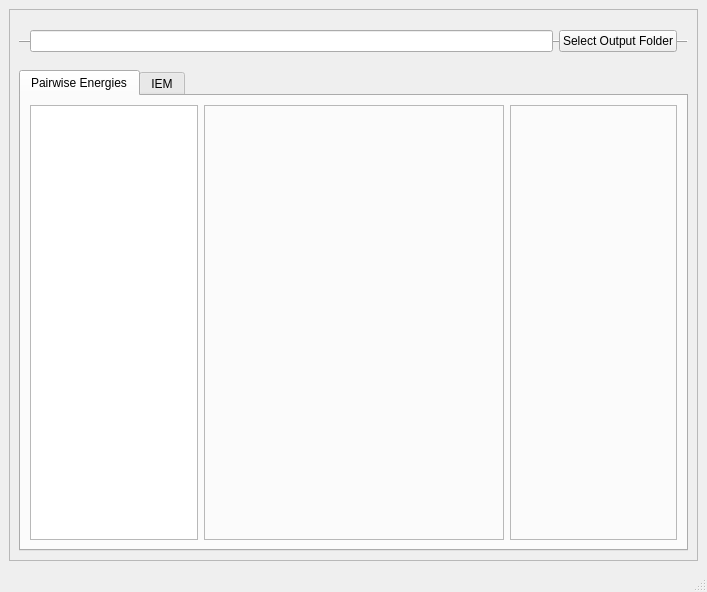
The window that getresinten/viewResultsGUI.ui (osercinoglu/grinn) describes before a commit, drawn with Qt 5.
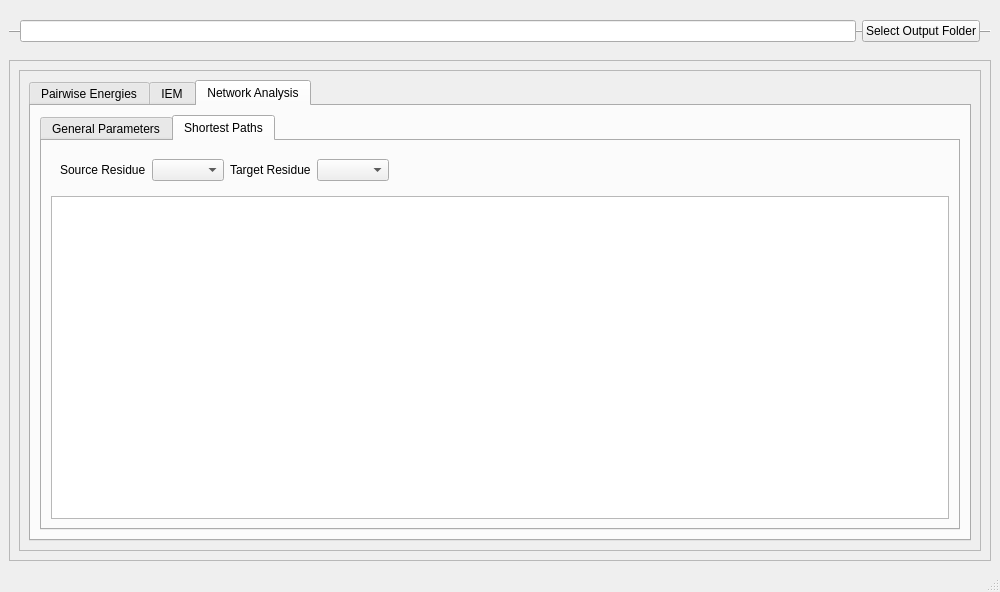
The same window after the commit. The open tabs and pages were chosen to show the change.

Commit message: Major progress with integrating PyMol to the GUI. Successfull simultaneous showing of structure along with energy interaction values. Initial steps in integrating network analysis.

The edit to the form file:
```diff
--- a/getresinten/viewResultsGUI.ui
+++ b/getresinten/viewResultsGUI.ui
@@ -6,7 +6,7 @@
    <rect>
     <x>0</x>
     <y>0</y>
-    <width>707</width>
+    <width>1000</width>
     <height>592</height>
    </rect>
   </property>
@@ -20,30 +20,9 @@
      <verstretch>0</verstretch>
     </sizepolicy>
    </property>
-   <layout class="QHBoxLayout" name="horizontalLayout">
-    <property name="sizeConstraint">
-     <enum>QLayout::SetMaximumSize</enum>
-    </property>
+   <layout class="QVBoxLayout" name="verticalLayout_2">
     <item>
-     <widget class="QFrame" name="frame">
-      <property name="sizePolicy">
-       <sizepolicy hsizetype="Expanding" vsizetype="Expanding">
-        <horstretch>0</horstretch>
-        <verstretch>0</verstretch>
-       </sizepolicy>
-      </property>
-      <property name="frameShape">
-       <enum>QFrame::StyledPanel</enum>
-      </property>
-      <property name="frameShadow">
-       <enum>QFrame::Raised</enum>
-      </property>
-      <layout class="QVBoxLayout" name="verticalLayout_4">
-       <property name="sizeConstraint">
-        <enum>QLayout::SetMaximumSize</enum>
-       </property>
-       <item>
-        <widget class="QFrame" name="frame_2">
+     <widget class="QFrame" name="frame_Top">
          <property name="minimumSize">
           <size>
            <width>0</width>
@@ -88,6 +67,36 @@
         </widget>
        </item>
        <item>
+     <widget class="QFrame" name="frame_Main">
+      <property name="sizePolicy">
+       <sizepolicy hsizetype="Expanding" vsizetype="Preferred">
+        <horstretch>0</horstretch>
+        <verstretch>0</verstretch>
+       </sizepolicy>
+      </property>
+      <property name="frameShape">
+       <enum>QFrame::StyledPanel</enum>
+      </property>
+      <property name="frameShadow">
+       <enum>QFrame::Raised</enum>
+      </property>
+      <layout class="QVBoxLayout" name="verticalLayout_4">
+       <item>
+        <widget class="QFrame" name="frame">
+         <property name="sizePolicy">
+          <sizepolicy hsizetype="Expanding" vsizetype="Expanding">
+           <horstretch>0</horstretch>
+           <verstretch>0</verstretch>
+          </sizepolicy>
+         </property>
+         <property name="frameShape">
+          <enum>QFrame::StyledPanel</enum>
+         </property>
+         <property name="frameShadow">
+          <enum>QFrame::Raised</enum>
+         </property>
+         <layout class="QHBoxLayout" name="horizontalLayout">
+          <item>
         <widget class="QTabWidget" name="tabWidget">
          <property name="sizePolicy">
           <sizepolicy hsizetype="Expanding" vsizetype="Expanding">
@@ -95,6 +104,12 @@
            <verstretch>1</verstretch>
           </sizepolicy>
          </property>
+            <property name="minimumSize">
+             <size>
+              <width>800</width>
+              <height>0</height>
+             </size>
+            </property>
          <property name="currentIndex">
           <number>0</number>
          </property>
@@ -105,10 +120,16 @@
             <verstretch>1</verstretch>
            </sizepolicy>
           </property>
+             <property name="minimumSize">
+              <size>
+               <width>800</width>
+               <height>0</height>
+              </size>
+             </property>
           <property name="maximumSize">
            <size>
-            <width>669</width>
-            <height>477</height>
+               <width>10000000</width>
+               <height>10000000</height>
            </size>
           </property>
           <attribute name="title">
@@ -126,6 +147,12 @@
                <verstretch>1</verstretch>
               </sizepolicy>
              </property>
+                <property name="minimumSize">
+                 <size>
+                  <width>300</width>
+                  <height>0</height>
+                 </size>
+                </property>
              <property name="maximumSize">
               <size>
                <width>400</width>
@@ -150,13 +177,13 @@
              </property>
              <property name="minimumSize">
               <size>
-               <width>300</width>
+                  <width>100</width>
                <height>0</height>
               </size>
              </property>
              <property name="maximumSize">
               <size>
-               <width>200</width>
+                  <width>100</width>
                <height>16777215</height>
               </size>
              </property>
@@ -166,7 +193,11 @@
              <property name="frameShadow">
               <enum>QFrame::Raised</enum>
              </property>
-             <layout class="QVBoxLayout" name="verticalLayout_3"/>
+                <layout class="QVBoxLayout" name="verticalLayout_3">
+                 <property name="sizeConstraint">
+                  <enum>QLayout::SetMaximumSize</enum>
+                 </property>
+                </layout>
             </widget>
            </item>
            <item>
@@ -177,13 +208,23 @@
                <verstretch>1</verstretch>
               </sizepolicy>
              </property>
+                <property name="minimumSize">
+                 <size>
+                  <width>200</width>
+                  <height>0</height>
+                 </size>
+                </property>
              <property name="frameShape">
               <enum>QFrame::StyledPanel</enum>
              </property>
              <property name="frameShadow">
               <enum>QFrame::Raised</enum>
              </property>
-             <layout class="QVBoxLayout" name="verticalLayout"/>
+                <layout class="QVBoxLayout" name="verticalLayout">
+                 <property name="sizeConstraint">
+                  <enum>QLayout::SetMaximumSize</enum>
+                 </property>
+                </layout>
             </widget>
            </item>
           </layout>
@@ -231,6 +272,122 @@
            </item>
           </layout>
          </widget>
+            <widget class="QWidget" name="tab_Network">
+             <property name="sizePolicy">
+              <sizepolicy hsizetype="Expanding" vsizetype="Expanding">
+               <horstretch>1</horstretch>
+               <verstretch>1</verstretch>
+              </sizepolicy>
+             </property>
+             <property name="minimumSize">
+              <size>
+               <width>400</width>
+               <height>0</height>
+              </size>
+             </property>
+             <attribute name="title">
+              <string>Network Analysis</string>
+             </attribute>
+             <layout class="QVBoxLayout" name="verticalLayout_6">
+              <property name="sizeConstraint">
+               <enum>QLayout::SetMaximumSize</enum>
+              </property>
+              <item>
+               <widget class="QTabWidget" name="tabWidget_2">
+                <property name="sizePolicy">
+                 <sizepolicy hsizetype="Expanding" vsizetype="Expanding">
+                  <horstretch>1</horstretch>
+                  <verstretch>1</verstretch>
+                 </sizepolicy>
+                </property>
+                <property name="currentIndex">
+                 <number>1</number>
+                </property>
+                <widget class="QWidget" name="tab_GeneralParameters">
+                 <attribute name="title">
+                  <string>General Parameters</string>
+                 </attribute>
+                </widget>
+                <widget class="QWidget" name="tab_ShortestPaths">
+                 <property name="sizePolicy">
+                  <sizepolicy hsizetype="Expanding" vsizetype="Expanding">
+                   <horstretch>1</horstretch>
+                   <verstretch>1</verstretch>
+                  </sizepolicy>
+                 </property>
+                 <attribute name="title">
+                  <string>Shortest Paths</string>
+                 </attribute>
+                 <layout class="QVBoxLayout" name="verticalLayout_7">
+                  <property name="sizeConstraint">
+                   <enum>QLayout::SetMaximumSize</enum>
+                  </property>
+                  <item>
+                   <widget class="QFrame" name="frame_ShortestPathsTop">
+                    <property name="sizePolicy">
+                     <sizepolicy hsizetype="Fixed" vsizetype="Minimum">
+                      <horstretch>0</horstretch>
+                      <verstretch>0</verstretch>
+                     </sizepolicy>
+                    </property>
+                    <property name="minimumSize">
+                     <size>
+                      <width>500</width>
+                      <height>10</height>
+                     </size>
+                    </property>
+                    <property name="frameShape">
+                     <enum>QFrame::NoFrame</enum>
+                    </property>
+                    <property name="frameShadow">
+                     <enum>QFrame::Plain</enum>
+                    </property>
+                    <layout class="QHBoxLayout" name="horizontalLayout_6">
+                     <property name="sizeConstraint">
+                      <enum>QLayout::SetMinimumSize</enum>
+                     </property>
+                     <item>
+                      <widget class="QLabel" name="label">
+                       <property name="text">
+                        <string>Source Residue</string>
+                       </property>
+                      </widget>
+                     </item>
+                     <item>
+                      <widget class="QComboBox" name="comboBox"/>
+                     </item>
+                     <item>
+                      <widget class="QLabel" name="label_2">
+                       <property name="text">
+                        <string>Target Residue</string>
+                       </property>
+                      </widget>
+                     </item>
+                     <item>
+                      <widget class="QComboBox" name="comboBox_2"/>
+                     </item>
+                    </layout>
+                   </widget>
+                  </item>
+                  <item>
+                   <widget class="QTableWidget" name="tableWidget">
+                    <property name="sizePolicy">
+                     <sizepolicy hsizetype="Expanding" vsizetype="Expanding">
+                      <horstretch>1</horstretch>
+                      <verstretch>1</verstretch>
+                     </sizepolicy>
+                    </property>
+                   </widget>
+                  </item>
+                 </layout>
+                </widget>
+               </widget>
+              </item>
+             </layout>
+            </widget>
+           </widget>
+          </item>
+         </layout>
         </widget>
        </item>
       </layout>
```
Left out of the diff: 24 changed lines with no effect on the pictures. Lines whose indentation alone changed are shown as unchanged. The commit also changes 2 other files.
